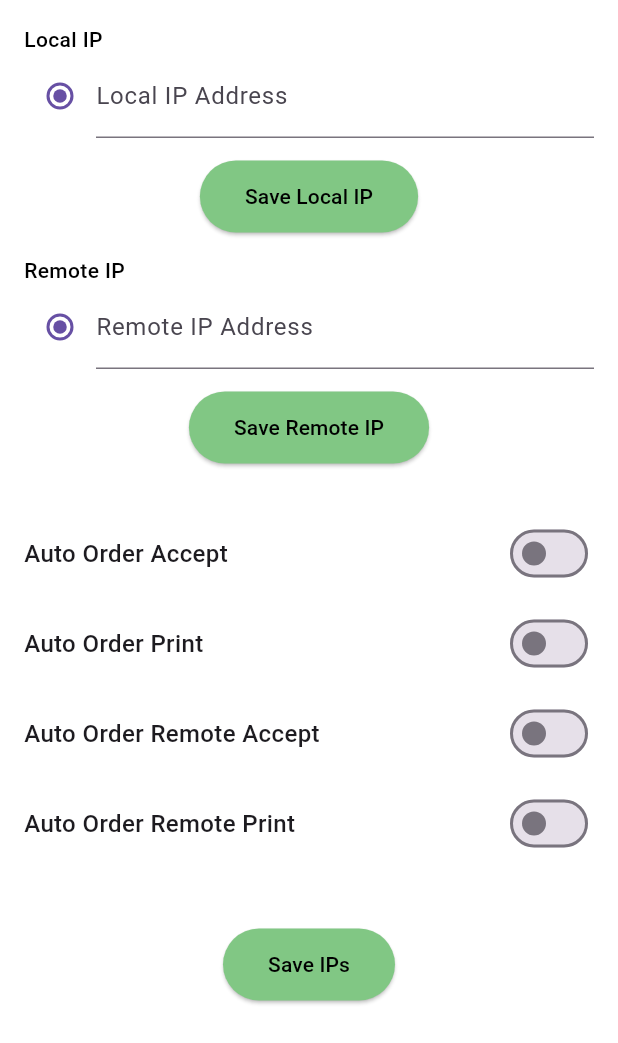
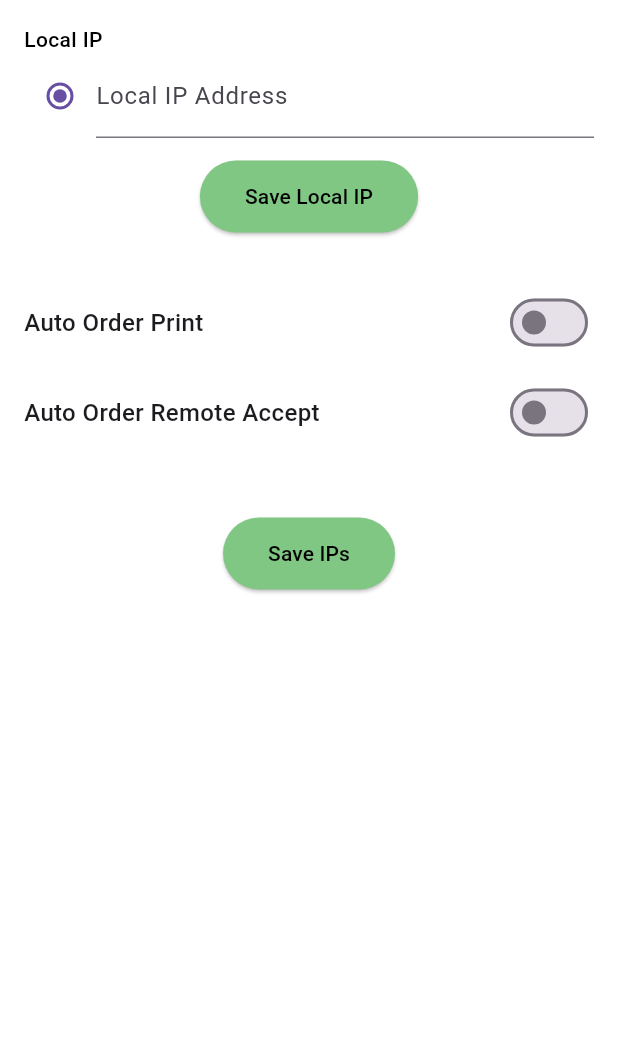
Before and after one commit to NabuzTech2025/FoodReceiverAppCode, a Flutter app: the PrinterSettingsScreen screen opened directly, on a phone screen of 412 x 824 dp. Shown: the top 1043 px of the screen. Run offline on Flutter 3.47's test engine with Material 3 defaults, Android fonts, the phone set to English and light mode, and no system bars; our stand-ins replace audioplayers, connectivity_plus, device_info_plus, dio, firebase_core, firebase_messaging and 9 more; missing offline and left inert: android_intent_plus, app_badge_plus, esc_pos_printer, esc_pos_utils; accounts and stored records are empty.

Commit message:
changed Print Function

```diff
--- a/lib/main.dart
+++ b/lib/main.dart
@@ -43,7 +43,7 @@ Future<void> _firebaseMessagingBackgroundHandler(RemoteMessage message) async {
 
   // INITIALIZE GETX AND TRANSLATIONS FOR BACKGROUND
   SharedPreferences prefs = await SharedPreferences.getInstance();
-  String savedLocale = prefs.getString('selected_language') ?? 'en';
+  String savedLocale = prefs.getString('selected_language') ?? 'de';
 
   // Initialize GetX in isolation
   Get.put(AppTranslations());
--- a/lib/ui/OrderScreen.dart
+++ b/lib/ui/OrderScreen.dart
@@ -374,6 +374,7 @@ class _OrderScreenState extends State<OrderScreenNew> with TickerProviderStateMi
     String localeToUse = locale == 'de' ? 'de_DE' : 'en_US';
     return NumberFormat('#,##0.0#', localeToUse).format(amount);
   }
+
   int _getApprovalStatusCount(String status) {
     if (_currentDateReport?.data?.approvalStatuses == null) return 0;
 
--- a/lib/ui/PrinterSettingsScreen.dart
+++ b/lib/ui/PrinterSettingsScreen.dart
@@ -36,6 +36,7 @@ class _PrinterSettingsScreenState extends State<PrinterSettingsScreen> {
   void initState() {
     super.initState();
     _loadSavedSettings();
+  //  getStoreSetting(bearerKey!);
   }
 
   // ──────────────────────────────────────────────────  PREFERENCES
@@ -217,29 +218,29 @@ class _PrinterSettingsScreenState extends State<PrinterSettingsScreen> {
     );
   }
 
-  Widget _buildRemoteIpField(int index) {
-    return Row(
-      children: [
-        Radio<int>(
-          value: index,
-          groupValue: _selectedRemoteIpIndex,
-          onChanged: (value) => setState(() => _selectedRemoteIpIndex = value!),
-        ),
-        Expanded(
-          child: TextFormField(
-            controller: _ipRemoteControllers[index],
-            enabled: index == _selectedRemoteIpIndex,
-            decoration: InputDecoration(
-              labelText: 'Remote IP Address',
-              /*${index + 1}*/
-              hintText: 'e.g. 192.168.0.${100 + index}',
-            ),
-            keyboardType: TextInputType.text,
-          ),
-        ),
-      ],
-    );
-  }
+  // Widget _buildRemoteIpField(int index) {
+  //   return Row(
+  //     children: [
+  //       Radio<int>(
+  //         value: index,
+  //         groupValue: _selectedRemoteIpIndex,
+  //         onChanged: (value) => setState(() => _selectedRemoteIpIndex = value!),
+  //       ),
+  //       Expanded(
+  //         child: TextFormField(
+  //           controller: _ipRemoteControllers[index],
+  //           enabled: index == _selectedRemoteIpIndex,
+  //           decoration: InputDecoration(
+  //             labelText: 'Remote IP Address',
+  //             /*${index + 1}*/
+  //             hintText: 'e.g. 192.168.0.${100 + index}',
+  //           ),
+  //           keyboardType: TextInputType.text,
+  //         ),
+  //       ),
+  //     ],
+  //   );
+  // }
 
   @override
   Widget build(BuildContext context) {
@@ -277,40 +278,40 @@ class _PrinterSettingsScreenState extends State<PrinterSettingsScreen> {
                     ),
                   ),
                 ),
-                Text(
-                  'Remote IP',
-                  style: TextStyle(
-                      color: Colors.black, fontWeight: FontWeight.w500),
-                ),
-                _buildRemoteIpField(0),
-                Center(
-                  child: Container(
-                    margin: EdgeInsets.all(15),
-                    child: ElevatedButton(
-                      onPressed: _saveRemoteIps,
-                      style: ElevatedButton.styleFrom(
-                        backgroundColor: Colors.green[300],
-                        foregroundColor: Colors.black,
-                        shape: RoundedRectangleBorder(
-                          borderRadius: BorderRadius.circular(50),
-                        ),
-                        padding: const EdgeInsets.symmetric(
-                            horizontal: 30, vertical: 14),
-                      ),
-                      child: const Text('Save Remote IP'),
-                    ),
-                  ),
-                ),
+                // Text(
+                //   'Remote IP',
+                //   style: TextStyle(
+                //       color: Colors.black, fontWeight: FontWeight.w500),
+                // ),
+                // _buildRemoteIpField(0),
+                // Center(
+                //   child: Container(
+                //     margin: EdgeInsets.all(15),
+                //     child: ElevatedButton(
+                //       onPressed: _saveRemoteIps,
+                //       style: ElevatedButton.styleFrom(
+                //         backgroundColor: Colors.green[300],
+                //         foregroundColor: Colors.black,
+                //         shape: RoundedRectangleBorder(
+                //           borderRadius: BorderRadius.circular(50),
+                //         ),
+                //         padding: const EdgeInsets.symmetric(
+                //             horizontal: 30, vertical: 14),
+                //       ),
+                //       child: const Text('Save Remote IP'),
+                //     ),
+                //   ),
+                // ),
                 const SizedBox(height: 15),
-                _ToggleRow(
-                  label: 'Auto Order Accept',
-                  activeColor: Colors.green,
-                  value: _autoOrderAccept,
-                  onChanged: (val) {
-                    setState(() => _autoOrderAccept = val);
-                    _setToggle('auto_order_accept', val);
-                  },
-                ),
+                // _ToggleRow(
+                //   label: 'Auto Order Accept',
+                //   activeColor: Colors.green,
+                //   value: _autoOrderAccept,
+                //   onChanged: (val) {
+                //     setState(() => _autoOrderAccept = val);
+                //     _setToggle('auto_order_accept', val);
+                //   },
+                // ),
                 _ToggleRow(
                   label: 'Auto Order Print',
                   activeColor: Colors.blue,
@@ -329,15 +330,15 @@ class _PrinterSettingsScreenState extends State<PrinterSettingsScreen> {
                     _setToggle('auto_order_remote_accept', val);
                   },
                 ),
-                _ToggleRow(
-                  label: 'Auto Order Remote Print',
-                  activeColor: Colors.blue,
-                  value: _autoRemoteOrderPrint,
-                  onChanged: (val) {
-                    setState(() => _autoRemoteOrderPrint = val);
-                    _setToggle('auto_order_remote_print', val);
-                  },
-                ),
+                // _ToggleRow(
+                //   label: 'Auto Order Remote Print',
+                //   activeColor: Colors.blue,
+                //   value: _autoRemoteOrderPrint,
+                //   onChanged: (val) {
+                //     setState(() => _autoRemoteOrderPrint = val);
+                //     _setToggle('auto_order_remote_print', val);
+                //   },
+                // ),
                 const SizedBox(height: 40),
                 Center(
                   child: ElevatedButton(
--- a/lib/utils/printer_helper_english.dart
+++ b/lib/utils/printer_helper_english.dart
@@ -558,7 +558,7 @@ class PrinterHelperEnglish {
     required Order order,
     required String ipAddress,
     required String store,
-    String locale = 'en', // अब locale parameter ले रहे हैं
+    String locale = 'de', // अब locale parameter ले रहे हैं
   }) async {
     try {
       print("🖨️ Background printing started for order: ${order.id}");
```
Also changed, not shown: lib/utils/global.dart (+121 -16 lines).
